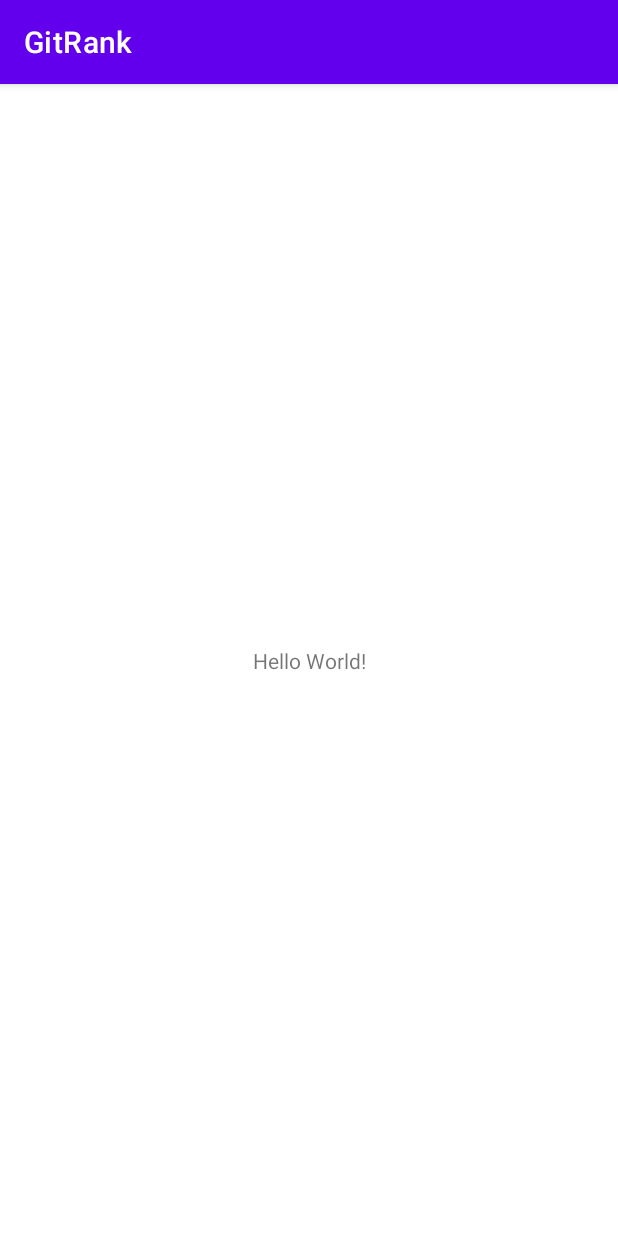
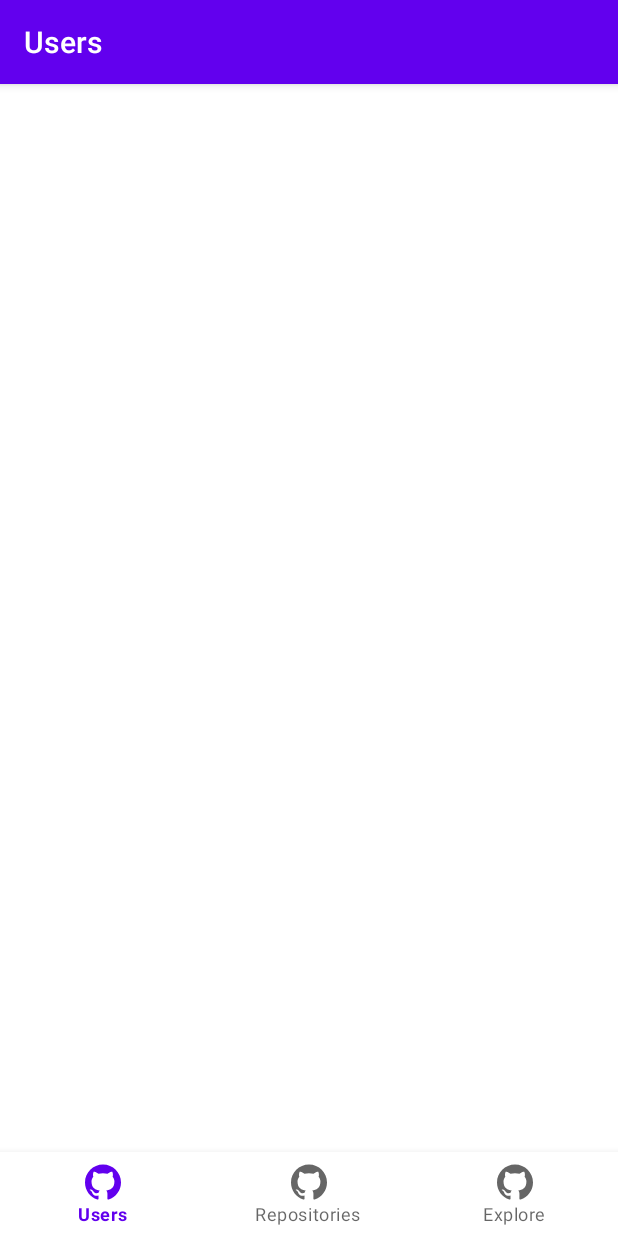
Before and after one commit to GoogleDevXProgram/GitRank, an Android app: the screen it shows after launch (MainActivity), on a phone screen of 412 x 824 dp. Run offline under Robolectric (Android 15) with nearby library versions, the phone set to English and light mode, and no system bars; our stand-ins replace navigation-ui.

```diff
--- a/app/src/main/java/com/example/gitrank/MainActivity.kt
+++ b/app/src/main/java/com/example/gitrank/MainActivity.kt
@@ -2,10 +2,37 @@ package com.example.gitrank
 
 import androidx.appcompat.app.AppCompatActivity
 import android.os.Bundle
+import androidx.appcompat.widget.Toolbar
+import androidx.navigation.NavController
+import androidx.navigation.findNavController
+import androidx.navigation.ui.setupWithNavController
+import com.example.gitrank.databinding.ActivityMainBinding
+import com.google.android.material.bottomnavigation.BottomNavigationView
 
 class MainActivity : AppCompatActivity() {
+    private lateinit var mainBinding: ActivityMainBinding
+    private lateinit var navController: NavController
+    var toolbar: Toolbar? = null
+
     override fun onCreate(savedInstanceState: Bundle?) {
         super.onCreate(savedInstanceState)
-        setContentView(R.layout.activity_main)
+        mainBinding = ActivityMainBinding.inflate(layoutInflater)
+        setContentView(mainBinding.root)
+
+        initializeViews()
+    }
+
+
+    override fun onSupportNavigateUp(): Boolean {
+        return navController.navigateUp()
+    }
+
+
+
+    private fun initializeViews() {
+        supportActionBar?.hide()
+        val bottomNavigationView = mainBinding.bottomNav
+        navController = findNavController(R.id.main_nav_host_fragment)
+        bottomNavigationView.setupWithNavController(navController)
     }
 }
--- /dev/null
+++ b/app/src/main/java/com/example/gitrank/ui/Users.kt
@@ -0,0 +1,37 @@
+package com.example.gitrank.ui
+
+import android.os.Bundle
+import androidx.fragment.app.Fragment
+import android.view.LayoutInflater
+import android.view.View
+import android.view.ViewGroup
+import androidx.appcompat.app.AppCompatActivity
+import androidx.navigation.NavController
+import androidx.navigation.Navigation
+import com.example.gitrank.databinding.FragmentUsersBinding
+
+
+class Users : Fragment() {
+  lateinit var navController: NavController
+  lateinit var  usersBinding: FragmentUsersBinding
+
+  override fun onCreateView(
+    inflater: LayoutInflater,
+    container: ViewGroup?,
+    savedInstanceState: Bundle?
+  ): View? {
+    usersBinding = FragmentUsersBinding.inflate(layoutInflater, container, false)
+    return usersBinding.root
+  }
+
+  override fun onViewCreated(view : View, savedInstanceState : Bundle?){
+    super.onViewCreated(view, savedInstanceState)
+    navController = Navigation.findNavController(view)
+  }
+
+  override fun onActivityCreated(savedInstanceState: Bundle?) {
+    super.onActivityCreated(savedInstanceState)
+  }
+
+
+}
--- /dev/null
+++ b/app/src/main/res/drawable/ic_github.xml
@@ -0,0 +1,9 @@
+<vector xmlns:android="http://schemas.android.com/apk/res/android"
+    android:width="24dp"
+    android:height="24dp"
+    android:viewportWidth="24"
+    android:viewportHeight="24">
+  <path
+      android:fillColor="#FF000000"
+      android:pathData="M12,0.297c-6.63,0 -12,5.373 -12,12 0,5.303 3.438,9.8 8.205,11.385 0.6,0.113 0.82,-0.258 0.82,-0.577 0,-0.285 -0.01,-1.04 -0.015,-2.04 -3.338,0.724 -4.042,-1.61 -4.042,-1.61C4.422,18.07 3.633,17.7 3.633,17.7c-1.087,-0.744 0.084,-0.729 0.084,-0.729 1.205,0.084 1.838,1.236 1.838,1.236 1.07,1.835 2.809,1.305 3.495,0.998 0.108,-0.776 0.417,-1.305 0.76,-1.605 -2.665,-0.3 -5.466,-1.332 -5.466,-5.93 0,-1.31 0.465,-2.38 1.235,-3.22 -0.135,-0.303 -0.54,-1.523 0.105,-3.176 0,0 1.005,-0.322 3.3,1.23 0.96,-0.267 1.98,-0.399 3,-0.405 1.02,0.006 2.04,0.138 3,0.405 2.28,-1.552 3.285,-1.23 3.285,-1.23 0.645,1.653 0.24,2.873 0.12,3.176 0.765,0.84 1.23,1.91 1.23,3.22 0,4.61 -2.805,5.625 -5.475,5.92 0.42,0.36 0.81,1.096 0.81,2.22 0,1.606 -0.015,2.896 -0.015,3.286 0,0.315 0.21,0.69 0.825,0.57C20.565,22.092 24,17.592 24,12.297c0,-6.627 -5.373,-12 -12,-12"/>
+</vector>
--- a/app/src/main/res/layout/activity_main.xml
+++ b/app/src/main/res/layout/activity_main.xml
@@ -1,18 +1,32 @@
 <?xml version="1.0" encoding="utf-8"?>
 <androidx.constraintlayout.widget.ConstraintLayout xmlns:android="http://schemas.android.com/apk/res/android"
     xmlns:app="http://schemas.android.com/apk/res-auto"
-    xmlns:tools="http://schemas.android.com/tools"
+    android:id="@+id/container"
     android:layout_width="match_parent"
-    android:layout_height="match_parent"
-    tools:context=".MainActivity">
+    android:layout_height="match_parent">
 
-    <TextView
-        android:layout_width="wrap_content"
+    <com.google.android.material.bottomnavigation.BottomNavigationView
+        android:id="@+id/bottom_nav"
+        android:layout_width="0dp"
         android:layout_height="wrap_content"
-        android:text="Hello World!"
+        android:layout_marginStart="0dp"
+        android:layout_marginEnd="0dp"
+        android:background="?android:attr/windowBackground"
         app:layout_constraintBottom_toBottomOf="parent"
         app:layout_constraintLeft_toLeftOf="parent"
         app:layout_constraintRight_toRightOf="parent"
-        app:layout_constraintTop_toTopOf="parent" />
+        app:menu="@menu/bottom_nav_menu" />
+
+    <fragment
+        android:id="@+id/main_nav_host_fragment"
+        android:name="androidx.navigation.fragment.NavHostFragment"
+        android:layout_width="match_parent"
+        android:layout_height="match_parent"
+        app:defaultNavHost="true"
+        app:layout_constraintBottom_toTopOf="@id/bottom_nav"
+        app:layout_constraintLeft_toLeftOf="parent"
+        app:layout_constraintRight_toRightOf="parent"
+        app:layout_constraintTop_toTopOf="parent"
+        app:navGraph="@navigation/main_navigation" />
 
 </androidx.constraintlayout.widget.ConstraintLayout>
--- /dev/null
+++ b/app/src/main/res/layout/fragment_users.xml
@@ -0,0 +1,46 @@
+<?xml version="1.0" encoding="utf-8"?>
+<androidx.coordinatorlayout.widget.CoordinatorLayout
+    xmlns:android="http://schemas.android.com/apk/res/android"
+    xmlns:app="http://schemas.android.com/apk/res-auto"
+    android:layout_width="match_parent"
+    android:layout_height="match_parent"
+    android:layout_marginBottom="?actionBarSize">
+
+    <com.google.android.material.appbar.AppBarLayout
+        android:id="@+id/bankAppbar"
+        android:layout_width="match_parent"
+        android:layout_height="wrap_content"
+        app:layout_constraintEnd_toEndOf="parent"
+        app:layout_constraintStart_toStartOf="parent"
+        app:layout_constraintTop_toTopOf="parent">
+
+        <com.google.android.material.appbar.CollapsingToolbarLayout
+            android:layout_width="match_parent"
+            android:layout_height="match_parent"
+            app:layout_scrollFlags="scroll|enterAlways" >
+
+            <androidx.appcompat.widget.Toolbar
+                android:background="?colorPrimary"
+                android:id="@+id/toolbar"
+                android:layout_width="match_parent"
+                android:layout_height="?actionBarSize"
+                android:theme="@style/ThemeOverlay.AppCompat.Dark.ActionBar"
+                app:popupTheme="@style/ThemeOverlay.AppCompat.Light">
+
+                <TextView
+                    android:id="@+id/appbar_title"
+                    android:layout_width="wrap_content"
+                    android:layout_height="wrap_content"
+                    style="@style/TextAppearance.AppCompat.Widget.ActionBar.Title"
+                    android:text="@string/title_users"/>
+            </androidx.appcompat.widget.Toolbar>
+
+        </com.google.android.material.appbar.CollapsingToolbarLayout>
+    </com.google.android.material.appbar.AppBarLayout>
+
+    <androidx.recyclerview.widget.RecyclerView
+        android:id="@+id/rv_bank"
+        app:layout_behavior="com.google.android.material.appbar.AppBarLayout$ScrollingViewBehavior"
+        android:layout_width="match_parent"
+        android:layout_height="match_parent"/>
+</androidx.coordinatorlayout.widget.CoordinatorLayout>
--- /dev/null
+++ b/app/src/main/res/menu/bottom_nav_menu.xml
@@ -0,0 +1,19 @@
+<?xml version="1.0" encoding="utf-8"?>
+<menu xmlns:android="http://schemas.android.com/apk/res/android">
+
+    <item
+        android:id="@+id/navigation_users"
+        android:icon="@drawable/ic_github"
+        android:title="@string/title_users" />
+
+    <item
+        android:id="@+id/navigation_repositories"
+        android:icon="@drawable/ic_github"
+        android:title="@string/title_repositories" />
+
+    <item
+        android:id="@+id/navigation_feed"
+        android:icon="@drawable/ic_github"
+        android:title="@string/title_explore" />
+
+</menu>
--- /dev/null
+++ b/app/src/main/res/navigation/main_navigation.xml
@@ -0,0 +1,19 @@
+<?xml version="1.0" encoding="utf-8"?>
+<navigation xmlns:android="http://schemas.android.com/apk/res/android"
+    xmlns:app="http://schemas.android.com/apk/res-auto"
+    android:id="@+id/main_navigation"
+    app:startDestination="@id/users">
+
+    <fragment
+        android:id="@+id/users"
+        android:name="com.example.gitrank.ui.Users"
+        android:label="Users" />
+    <fragment
+        android:id="@+id/repositories"
+        android:name="com.example.gitrank.ui.Repositories"
+        android:label="Repositories" />
+    <fragment
+        android:id="@+id/explore"
+        android:name="com.example.gitrank.ui.Explore"
+        android:label="Explore" />
+</navigation>
--- a/app/src/main/res/values/strings.xml
+++ b/app/src/main/res/values/strings.xml
@@ -1,3 +1,8 @@
 <resources>
     <string name="app_name">GitRank</string>
+    <string name="title_users">Users</string>
+    <string name="title_repositories">Repositories</string>
+    <string name="title_explore">Explore</string>
+    <!-- TODO: Remove or change this placeholder text -->
+    <string name="hello_blank_fragment">Hello blank fragment</string>
 </resources>
```
Also changed, not shown: app/src/main/java/com/example/gitrank/ui/Explore.kt (added, +35 -0 lines), app/src/main/java/com/example/gitrank/ui/Repositories.kt (added, +36 -0 lines), app/src/main/res/layout/fragment_explore.xml (added, +46 -0 lines), app/src/main/res/layout/fragment_repositories.xml (added, +46 -0 lines).
